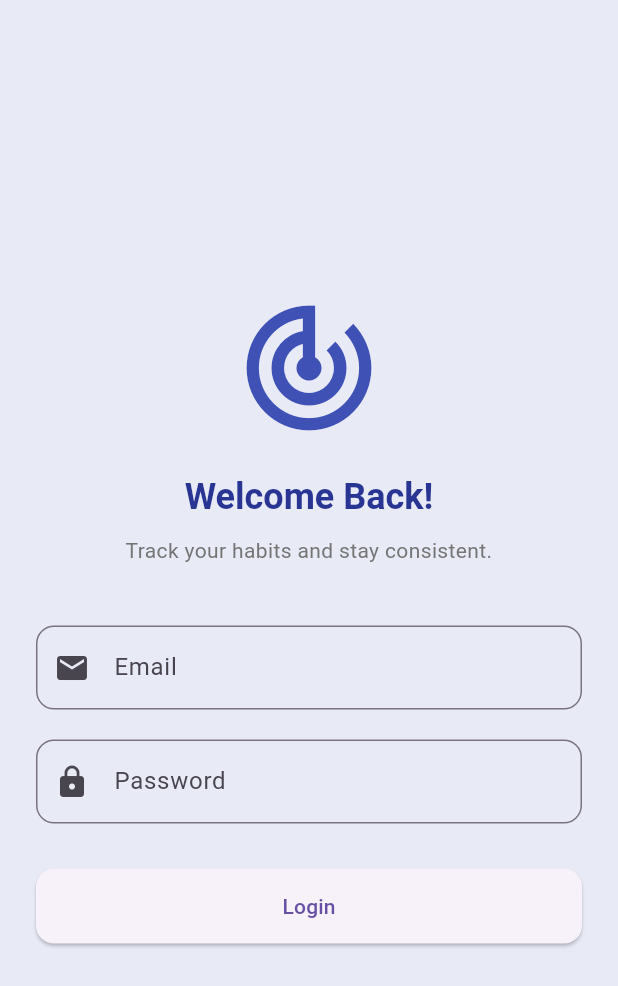
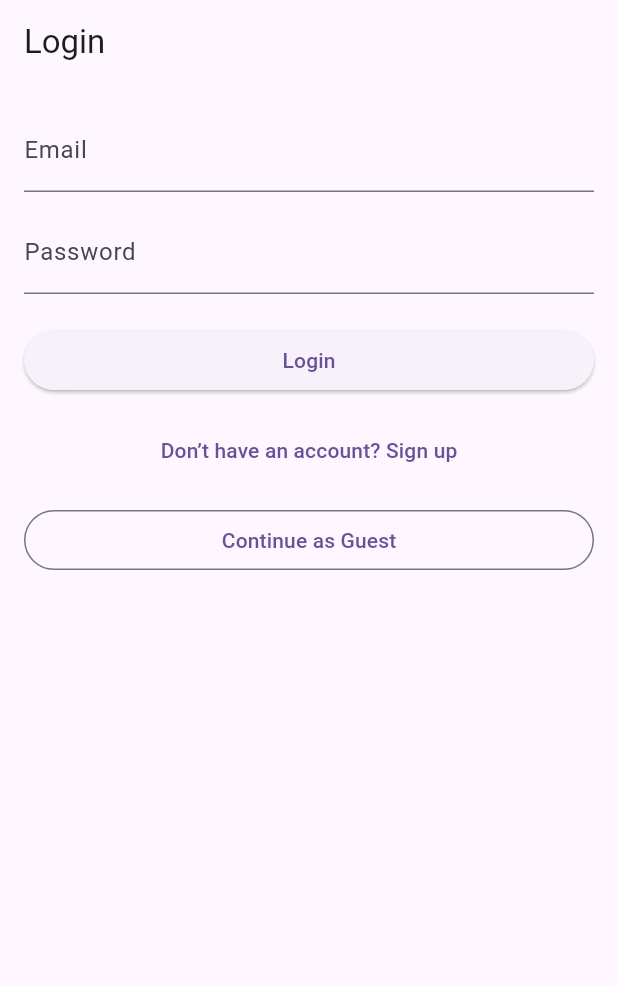
Before and after one commit to chastxyper/growday, a Flutter app: the screen it shows after launch, on a phone screen of 412 x 824 dp. Shown: the top 986 px of the screen. Run offline on Flutter 3.47's test engine with Material 3 defaults, Android fonts, the phone set to English and light mode, and no system bars; our stand-ins replace cloud_firestore, firebase_auth; accounts and stored records are empty.

Commit message:
day 3: Updated LoginPage, added SignupPage with FirebaseAuth integration (not working & needs to debug)

```diff
--- a/lib/main.dart
+++ b/lib/main.dart
@@ -1,5 +1,5 @@
 import 'package:flutter/material.dart';
-import 'screens/loginPage.dart';
+import 'screens/login_page.dart';
 
 void main() {
   runApp(const HabitTrackerApp());
--- a/lib/screens/loginPage.dart
+++ /dev/null
@@ -1,79 +0,0 @@
-import 'package:flutter/material.dart';
-import 'homePage.dart';
-
-class LoginPage extends StatelessWidget {
-  const LoginPage({super.key});
-
-  @override
-  Widget build(BuildContext context) {
-    return Scaffold(
-      backgroundColor: Colors.indigo[50],
-      body: Padding(
-        padding: const EdgeInsets.all(24.0),
-        child: Column(
-          mainAxisAlignment: MainAxisAlignment.center,
-          children: [
-            const Icon(Icons.track_changes, size: 100, color: Colors.indigo),
-            const SizedBox(height: 20),
-            Text(
-              "Welcome Back!",
-              style: Theme.of(context).textTheme.headlineSmall?.copyWith(
-                fontWeight: FontWeight.bold,
-                color: Colors.indigo[800],
-              ),
-            ),
-            const SizedBox(height: 10),
-            Text(
-              "Track your habits and stay consistent.",
-              style: TextStyle(color: Colors.grey[600]),
-              textAlign: TextAlign.center,
-            ),
-            const SizedBox(height: 40),
-
-            // Email
-            TextField(
-              decoration: InputDecoration(
-                prefixIcon: const Icon(Icons.email),
-                hintText: "Email",
-                border: OutlineInputBorder(
-                  borderRadius: BorderRadius.circular(12),
-                ),
-              ),
-            ),
-            const SizedBox(height: 20),
-
-            // Password
-            TextField(
-              obscureText: true,
-              decoration: InputDecoration(
-                prefixIcon: const Icon(Icons.lock),
-                hintText: "Password",
-                border: OutlineInputBorder(
-                  borderRadius: BorderRadius.circular(12),
-                ),
-              ),
-            ),
-            const SizedBox(height: 30),
-
-            // Login button
-            ElevatedButton(
-              style: ElevatedButton.styleFrom(
-                minimumSize: const Size.fromHeight(50),
-                shape: RoundedRectangleBorder(
-                  borderRadius: BorderRadius.circular(12),
-                ),
-              ),
-              onPressed: () {
-                Navigator.pushReplacement(
-                  context,
-                  MaterialPageRoute(builder: (_) => const HomePage()),
-                );
-              },
-              child: const Text("Login"),
-            ),
-          ],
-        ),
-      ),
-    );
-  }
-}
--- /dev/null
+++ b/lib/screens/login_page.dart
@@ -0,0 +1,125 @@
+import 'package:flutter/material.dart';
+import 'package:firebase_auth/firebase_auth.dart';
+import 'signup_page.dart';
+import 'home_page.dart';
+
+class LoginPage extends StatefulWidget {
+  const LoginPage({super.key});
+
+  @override
+  State<LoginPage> createState() => _LoginPageState();
+}
+
+class _LoginPageState extends State<LoginPage> {
+  final _formKey = GlobalKey<FormState>();
+  final _emailController = TextEditingController();
+  final _passwordController = TextEditingController();
+
+  bool _isLoading = false;
+
+  Future<void> _login() async {
+    if (!_formKey.currentState!.validate()) return;
+
+    try {
+      setState(() => _isLoading = true);
+
+      await FirebaseAuth.instance.signInWithEmailAndPassword(
+        email: _emailController.text.trim(),
+        password: _passwordController.text.trim(),
+      );
+
+      if (!mounted) return;
+      Navigator.pushReplacement(
+        context,
+        MaterialPageRoute(builder: (_) => const HomePage()),
+      );
+    } on FirebaseAuthException catch (e) {
+      if (!mounted) return;
+      ScaffoldMessenger.of(
+        context,
+      ).showSnackBar(SnackBar(content: Text(e.message ?? "Login failed")));
+    } finally {
+      if (mounted) {
+        setState(() => _isLoading = false);
+      }
+    }
+  }
+
+  Future<void> _loginAsGuest() async {
+    try {
+      setState(() => _isLoading = true);
+
+      await FirebaseAuth.instance.signInAnonymously();
+
+      if (!mounted) return;
+      Navigator.pushReplacement(
+        context,
+        MaterialPageRoute(builder: (_) => const HomePage()),
+      );
+    } on FirebaseAuthException catch (e) {
+      if (!mounted) return;
+      ScaffoldMessenger.of(context).showSnackBar(
+        SnackBar(content: Text(e.message ?? "Guest login failed")),
+      );
+    } finally {
+      if (mounted) {
+        setState(() => _isLoading = false);
+      }
+    }
+  }
+
+  @override
+  Widget build(BuildContext context) {
+    return Scaffold(
+      appBar: AppBar(title: const Text("Login")),
+      body: SingleChildScrollView(
+        // ✅ prevents button from hiding
+        padding: const EdgeInsets.all(16.0),
+        child: Form(
+          key: _formKey,
+          child: Column(
+            crossAxisAlignment: CrossAxisAlignment.stretch,
+            children: [
+              TextFormField(
+                controller: _emailController,
+                decoration: const InputDecoration(labelText: "Email"),
+                validator: (val) => val!.isEmpty ? "Enter your email" : null,
+              ),
+              const SizedBox(height: 12),
+              TextFormField(
+                controller: _passwordController,
+                decoration: const InputDecoration(labelText: "Password"),
+                obscureText: true,
+                validator: (val) => val!.isEmpty ? "Enter your password" : null,
+              ),
+              const SizedBox(height: 20),
+              _isLoading
+                  ? const Center(child: CircularProgressIndicator())
+                  : ElevatedButton(
+                      onPressed: _login,
+                      child: const Text("Login"),
+                    ),
+              const SizedBox(height: 12),
+              Center(
+                child: TextButton(
+                  onPressed: () {
+                    Navigator.push(
+                      context,
+                      MaterialPageRoute(builder: (_) => const SignupPage()),
+                    );
+                  },
+                  child: const Text("Don’t have an account? Sign up"),
+                ),
+              ),
+              const SizedBox(height: 12),
+              OutlinedButton(
+                onPressed: _loginAsGuest, // ✅ guest login
+                child: const Text("Continue as Guest"),
+              ),
+            ],
+          ),
+        ),
+      ),
+    );
+  }
+}
--- a/pubspec.yaml
+++ b/pubspec.yaml
@@ -32,6 +32,8 @@ dependencies:
     sdk: flutter
   firebase_core: ^3.6.0
   firebase_auth: ^5.2.0
+  #firebase_auth: ^5.1.2
+  cloud_firestore: ^5.0.2
 
   # The following adds the Cupertino Icons font to your application.
   # Use with the CupertinoIcons class for iOS style icons.
```
Also changed, not shown: lib/screens/homePage.dart (deleted, +0 -57 lines), lib/screens/home_page.dart (added, +82 -0 lines), lib/screens/signup_page.dart (added, +109 -0 lines), pubspec.lock, 3 other files.
